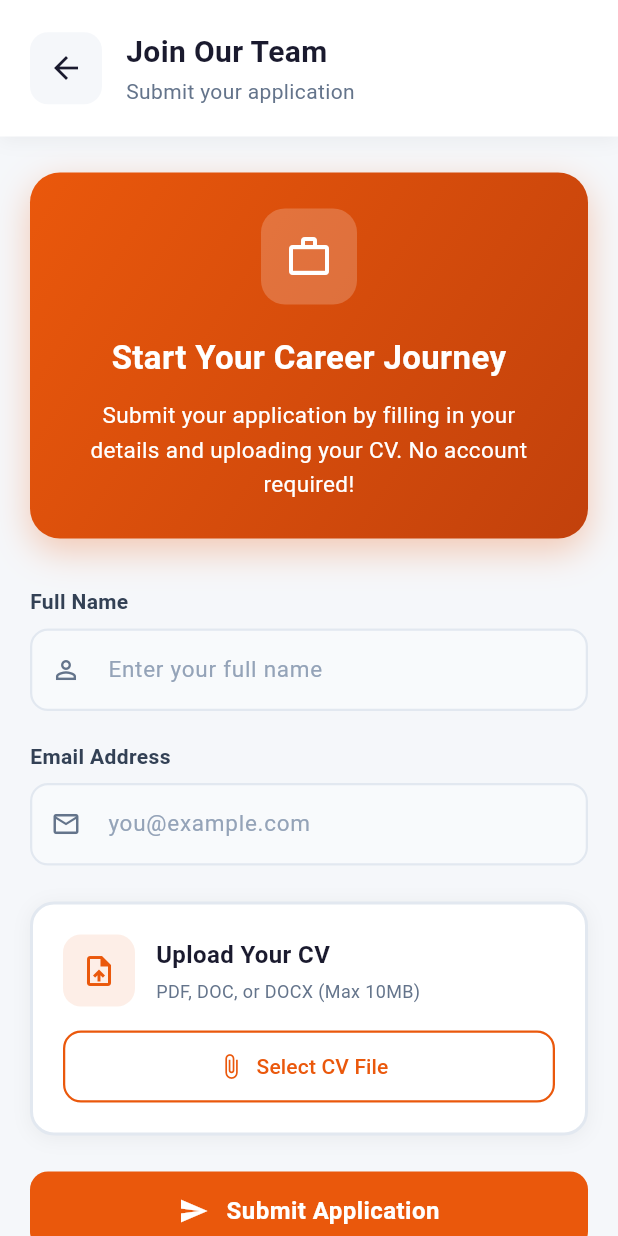
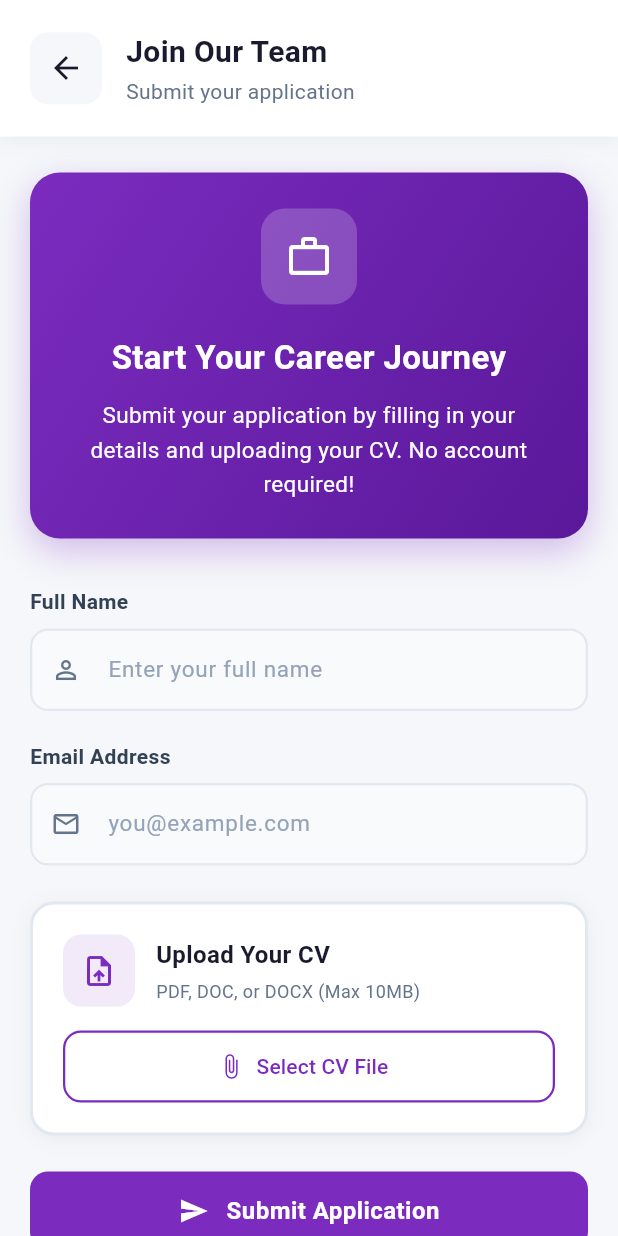
Before and after one commit to Fabrone/AlmaHub, a Flutter app: the screen it shows after launch, after a tap on "Join Our Team", on a phone screen of 412 x 824 dp. Run offline on Flutter 3.47's test engine with Material 3 defaults, Android fonts, the phone set to English and light mode, and no system bars; our stand-ins replace cloud_firestore, device_info_plus, file_picker, firebase_auth, firebase_core, firebase_storage and 7 more; missing offline and left inert: dart:js_interop, excel; accounts and stored records are empty.

Commit message:
Color adjustments on the welcome and recruitment portal screen

```diff
--- a/lib/screens/recruitment/recruitment_portal_screen.dart
+++ b/lib/screens/recruitment/recruitment_portal_screen.dart
@@ -405,7 +405,7 @@ class _RecruitmentPortalScreenState extends State<RecruitmentPortalScreen>
                 Navigator.of(context).pop(); // Return to welcome screen
               },
               style: ElevatedButton.styleFrom(
-                backgroundColor: const Color(0xFFEA580C),
+                backgroundColor: const Color(0xFF7B2CBF),
                 foregroundColor: Colors.white,
                 padding: const EdgeInsets.symmetric(vertical: 14),
                 shape: RoundedRectangleBorder(
@@ -604,8 +604,8 @@ class _RecruitmentPortalScreenState extends State<RecruitmentPortalScreen>
       decoration: BoxDecoration(
         gradient: const LinearGradient(
           colors: [
-            Color(0xFFEA580C),
-            Color(0xFFC2410C),
+            Color(0xFF7B2CBF),
+            Color(0xFF5A189A),
           ],
           begin: Alignment.topLeft,
           end: Alignment.bottomRight,
@@ -613,7 +613,7 @@ class _RecruitmentPortalScreenState extends State<RecruitmentPortalScreen>
         borderRadius: BorderRadius.circular(20),
         boxShadow: [
           BoxShadow(
-            color: const Color(0xFFEA580C).withValues(alpha: 0.3),
+            color: const Color(0xFF7B2CBF).withValues(alpha: 0.3),
             blurRadius: 20,
             offset: const Offset(0, 8),
           ),
@@ -716,7 +716,7 @@ class _RecruitmentPortalScreenState extends State<RecruitmentPortalScreen>
             focusedBorder: OutlineInputBorder(
               borderRadius: BorderRadius.circular(12),
               borderSide: const BorderSide(
-                color: Color(0xFFEA580C),
+                color: Color(0xFF7B2CBF),
                 width: 2,
               ),
             ),
@@ -774,12 +774,12 @@ class _RecruitmentPortalScreenState extends State<RecruitmentPortalScreen>
                 width: 48,
                 height: 48,
                 decoration: BoxDecoration(
-                  color: const Color(0xFFEA580C).withValues(alpha: 0.1),
+                  color: const Color(0xFF7B2CBF).withValues(alpha: 0.1),
                   borderRadius: BorderRadius.circular(12),
                 ),
                 child: const Icon(
                   Icons.upload_file,
-                  color: Color(0xFFEA580C),
+                  color: Color(0xFF7B2CBF),
                   size: 24,
                 ),
               ),
@@ -884,9 +884,9 @@ class _RecruitmentPortalScreenState extends State<RecruitmentPortalScreen>
                   ? 'Change CV'
                   : 'Select CV File'),
               style: OutlinedButton.styleFrom(
-                foregroundColor: const Color(0xFFEA580C),
+                foregroundColor: const Color(0xFF7B2CBF),
                 side: const BorderSide(
-                  color: Color(0xFFEA580C),
+                  color: Color(0xFF7B2CBF),
                   width: 1.5,
                 ),
                 shape: RoundedRectangleBorder(
@@ -943,7 +943,7 @@ class _RecruitmentPortalScreenState extends State<RecruitmentPortalScreen>
             ? null
             : _submitApplication,
         style: ElevatedButton.styleFrom(
-          backgroundColor: const Color(0xFFEA580C),
+          backgroundColor: const Color(0xFF7B2CBF),
           foregroundColor: Colors.white,
           disabledBackgroundColor: const Color(0xFFE2E8F0),
           disabledForegroundColor: const Color(0xFF94A3B8),
--- a/lib/screens/welcome_screen.dart
+++ b/lib/screens/welcome_screen.dart
@@ -1,5 +1,4 @@
 import 'package:almahub/screens/authentication/login_screen.dart';
-//import 'package:almahub/screens/authentication/registration_screen.dart';
 import 'package:almahub/screens/recruitment/recruitment_portal_screen.dart';
 import 'package:flutter/material.dart';
 import 'package:firebase_auth/firebase_auth.dart';
@@ -517,15 +516,15 @@ class _WelcomeScreenState extends State<WelcomeScreen>
         borderRadius: BorderRadius.circular(16),
         gradient: const LinearGradient(
           colors: [
-            Color(0xFFEA580C),
-            Color(0xFFC2410C),
+            Color(0xFF9333EA),
+            Color(0xFF7B2CBF),
           ],
           begin: Alignment.topLeft,
           end: Alignment.bottomRight,
         ),
         boxShadow: [
           BoxShadow(
-            color: const Color(0xFFEA580C).withValues(alpha: 0.3),
+            color: const Color(0xFF7B2CBF).withValues(alpha: 0.3),
             blurRadius: 20,
             offset: const Offset(0, 8),
           ),
@@ -685,7 +684,7 @@ class _WelcomeScreenState extends State<WelcomeScreen>
           ),
         ),
 
-        // Orange accent (for recruitment theme)
+        // Purple accent (for recruitment theme)
         Positioned(
           bottom: 100,
           right: -80,
@@ -696,7 +695,7 @@ class _WelcomeScreenState extends State<WelcomeScreen>
               shape: BoxShape.circle,
               gradient: RadialGradient(
                 colors: [
-                  const Color(0xFFEA580C).withValues(alpha: 0.03),
+                  const Color(0xFF9333EA).withValues(alpha: 0.03),
                   Colors.transparent,
                 ],
               ),
```
Also changed, not shown: lib/screens/recruitment/recruitment_status_screen.dart (added).
